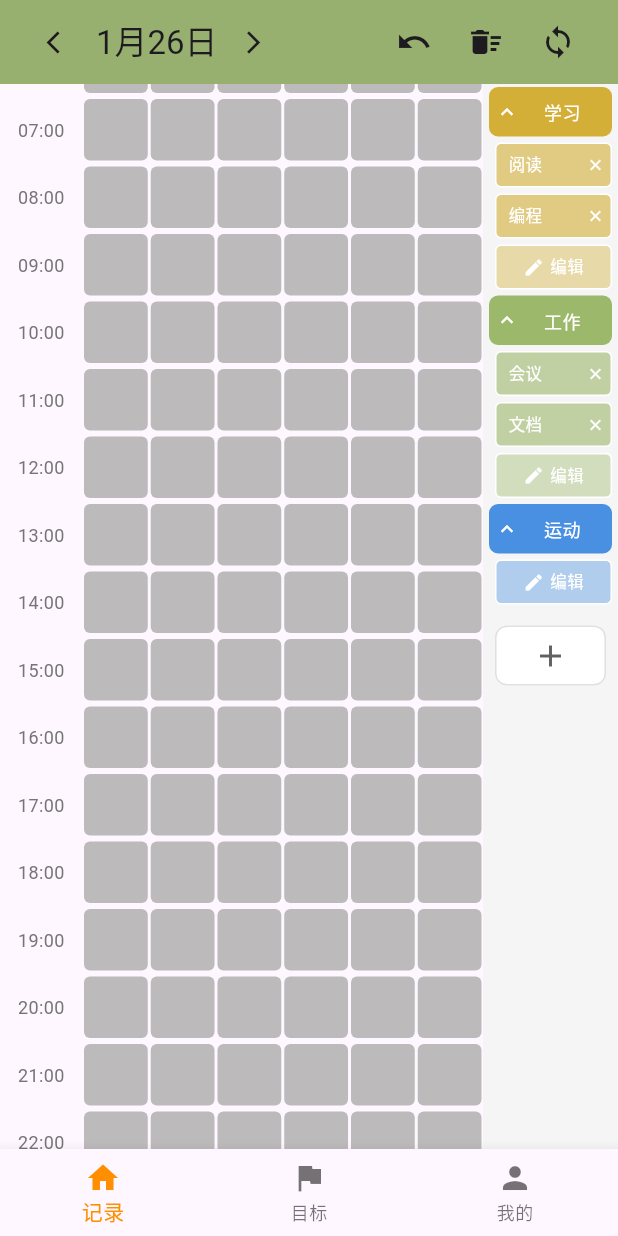
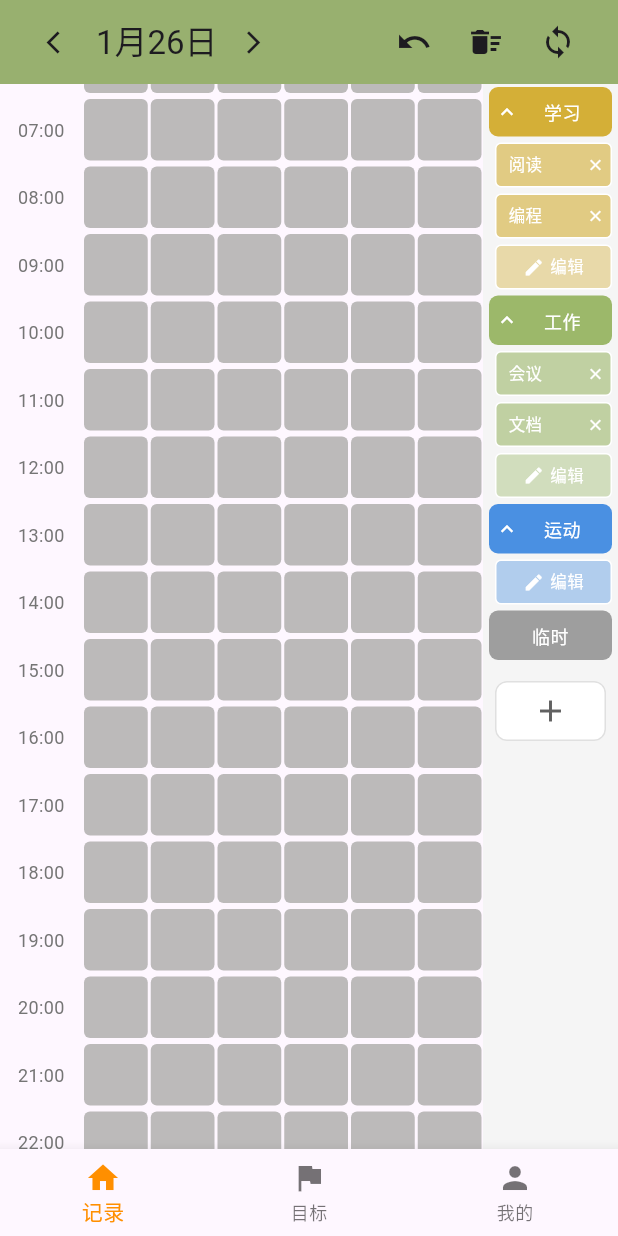
Before and after one commit to aurura12/TimeManager, a Flutter app: the screen it shows after launch, on a phone screen of 412 x 824 dp. Run offline on Flutter 3.47's test engine with Material 3 defaults, Android fonts, the phone set to English and light mode, and no system bars; drawn by our look-alikes of flutter_slidable; our stand-ins replace google_sign_in, logger, reorderables, shared_preferences; missing offline and left inert: extension_google_sign_in_as_googleapis_auth, googleapis.

Commit message:
新增了临时按钮

```diff
--- a/lib/providers/time_provider.dart
+++ b/lib/providers/time_provider.dart
@@ -251,6 +251,11 @@ class TimeProvider with ChangeNotifier {
           subCategories: List<String>.from(map['subCategories'] ?? []),
         );
       }).toList();
+
+      // 确保存在“临时”分类，并添加到列表末尾
+      if (!_categories.any((c) => c.name == '临时')) {
+        _categories.add(Category(name: '临时', color: const Color(0xFF9E9E9E)));
+      }
     } else {
       // 默认分类
       _categories = [
@@ -263,6 +268,7 @@ class TimeProvider with ChangeNotifier {
             color: const Color(0xFF9CB86A),
             subCategories: ['会议', '文档']),
         Category(name: '运动', color: const Color(0xFF4A90E2)),
+        Category(name: '临时', color: const Color(0xFF9E9E9E)),
       ];
     }
 
--- a/lib/screens/home_screen.dart
+++ b/lib/screens/home_screen.dart
@@ -295,6 +295,9 @@ class _HomeScreenState extends State<HomeScreen> {
     return Container(
       width: 90,
       color: Colors.grey[100],
+      child: Column(
+        children: [
+          Expanded(
             child: ReorderableListView.builder(
               // 1. 核心排序逻辑
               itemCount: provider.categories.length,
@@ -351,17 +354,54 @@ class _HomeScreenState extends State<HomeScreen> {
                 );
               },
             ),
+          ),
+          /*
+          Padding(
+            padding: const EdgeInsets.symmetric(horizontal: 4, vertical: 4),
+            child: InkWell(
+              onTap: () => _showTemporaryEventDialog(provider),
+              child: Container(
+                padding: const EdgeInsets.symmetric(horizontal: 4, vertical: 8),
+                decoration: BoxDecoration(
+                  color: Colors.grey[400],
+                  borderRadius: BorderRadius.circular(6),
+                ),
+                child: const Row(
+                  mainAxisAlignment: MainAxisAlignment.center,
+                  children: [
+                    Icon(Icons.add_task, color: Colors.white, size: 16),
+                    SizedBox(width: 4),
+                    Text(
+                      "临时",
+                      textAlign: TextAlign.center,
+                      style: TextStyle(
+                        color: Colors.white,
+                        fontSize: 12,
+                        fontWeight: FontWeight.w500,
+                      ),
+                    ),
+                  ],
+                ),
+              ),
+            ),
+          ),
+          */
+        ],
+      ),
     );
   }
 
   Widget _buildCategoryItem(int catIndex, Category cat, TimeProvider provider) {
     bool isExpanded = _expandedCategories[catIndex] ?? true;
+    bool isTemporary = cat.name == '临时';
 
     return Column(
       children: [
         // 事件项
         InkWell(
-          onTap: () => _assignCategory(cat, provider),
+          onTap: () => isTemporary
+              ? _showTemporaryEventDialog(provider)
+              : _assignCategory(cat, provider),
           child: Container(
             margin: const EdgeInsets.symmetric(horizontal: 4, vertical: 2),
             padding: const EdgeInsets.symmetric(horizontal: 4, vertical: 8),
@@ -372,6 +412,7 @@ class _HomeScreenState extends State<HomeScreen> {
             child: Row(
               children: [
                 // 展开按钮
+                if (!isTemporary)
                   GestureDetector(
                     onTap: () {
                       setState(() {
@@ -402,7 +443,7 @@ class _HomeScreenState extends State<HomeScreen> {
           ),
         ),
         // 展开后显示子事件
-        if (isExpanded)
+        if (isExpanded && !isTemporary)
           Padding(
             padding: const EdgeInsets.only(left: 8.0, right: 4.0),
             child: Column(
@@ -528,6 +569,54 @@ class _HomeScreenState extends State<HomeScreen> {
     Category newCat =
         provider.categories[catIndex].copyWith(subCategories: newSubs);
     provider.updateCategory(catIndex, newCat);
+  }
+
+  void _showTemporaryEventDialog(TimeProvider provider) {
+    if (_dragStartIndex == null || _dragEndIndex == null) {
+      ScaffoldMessenger.of(context).showSnackBar(
+        const SnackBar(
+            content: Text("请先在左侧网格中选择时间块"), duration: Duration(seconds: 2)),
+      );
+      return;
+    }
+
+    final nameController = TextEditingController();
+
+    showDialog(
+      context: context,
+      builder: (context) {
+        return AlertDialog(
+          title: const Text("临时事件"),
+          content: TextField(
+            controller: nameController,
+            decoration: const InputDecoration(hintText: "请输入事件名称"),
+            autofocus: true,
+          ),
+          actions: [
+            TextButton(
+              onPressed: () => Navigator.pop(context),
+              child: const Text("取消"),
+            ),
+            ElevatedButton(
+              onPressed: () {
+                if (nameController.text.isNotEmpty) {
+                  // 创建一个新的 Category 对象，并添加到 categories 列表中
+                  final tempCategory = Category(
+                    name: nameController.text,
+                    color: Colors.grey[500]!, // A neutral color
+                  );
+                  Category tempCat =
+                      Category(name: nameController.text, color: Colors.grey);
+                  _assignCategory(tempCat, provider);
+                  Navigator.pop(context);
+                }
+              },
+              child: const Text("确认"),
+            ),
+          ],
+        );
+      },
+    );
   }
 
   void _showCategoryDialog(BuildContext context, TimeProvider provider,
--- a/pubspec.yaml
+++ b/pubspec.yaml
@@ -1,7 +1,7 @@
 name: time_manager
 description: 'A new Flutter project.'
 publish_to: 'none'
-version: 1.2.0+1
+version: 1.3.0+1
 
 # 添加下面这段环境配置
 environment:
```
Lines whose indentation alone changed are shown as unchanged.
